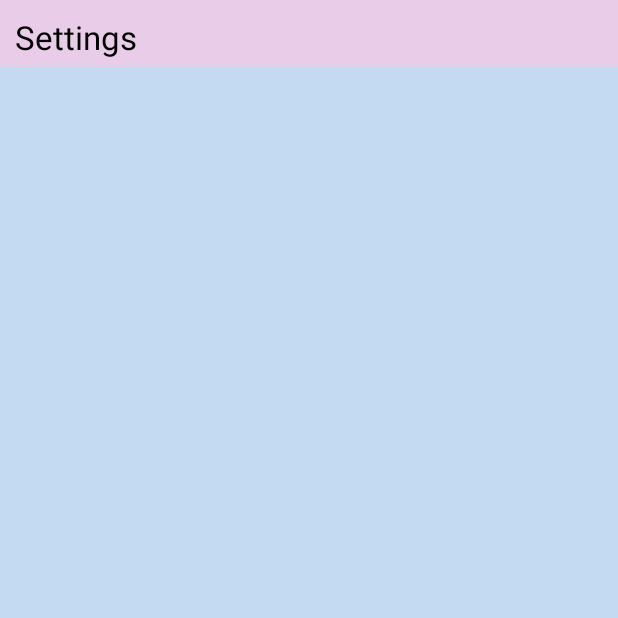
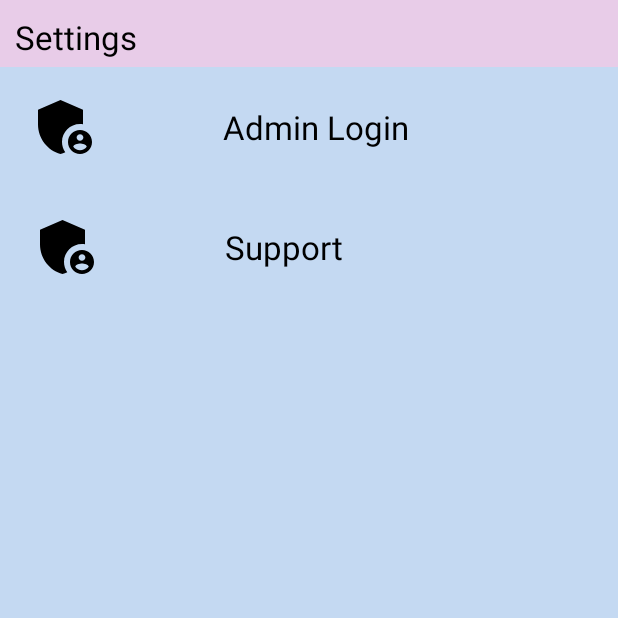
Before and after one commit to BanglaWarlock/ENG_SUS_COLLAB, an Android app: the fragment SettingsView shown on its own in the app's theme, on a phone screen of 412 x 824 dp, the top half of it. Run offline under Robolectric (Android 15) with nearby library versions, the light colour scheme and no system bars.

Commit message:
Resolved Unknown Fragments

```diff
--- a/app/src/main/res/layout/fragment_settings_view.xml
+++ b/app/src/main/res/layout/fragment_settings_view.xml
@@ -23,5 +23,66 @@
         app:layout_constraintStart_toStartOf="parent"
         app:layout_constraintTop_toTopOf="parent" />
 
+<!--    Frame layout becomes the button-->
+    <FrameLayout
+        android:id="@+id/rowAdmin"
+        android:layout_width="414dp"
+        android:layout_height="80dp"
+        android:orientation="vertical"
+        app:layout_constraintEnd_toEndOf="parent"
+        app:layout_constraintHorizontal_bias="1.0"
+        app:layout_constraintStart_toStartOf="parent"
+        app:layout_constraintTop_toBottomOf="@id/textSettings">
+
+        <!-- Icon -->
+        <ImageView
+            android:layout_width="57dp"
+            android:layout_height="48dp"
+            android:layout_gravity="start|center_vertical"
+            android:layout_marginStart="16dp"
+            android:src="@drawable/admin" />
+        <!-- Text -->
+        <TextView
+            android:layout_width="wrap_content"
+            android:layout_height="wrap_content"
+            android:layout_alignParentEnd="true"
+            android:layout_gravity="start|center_vertical"
+            android:layout_marginStart="150dp"
+            android:text="Admin Login"
+            android:textColor="@color/black"
+            android:textSize="22sp" />
+    </FrameLayout>
+
+    <FrameLayout
+        android:id="@+id/rowSupport"
+        android:layout_width="0dp"
+        android:layout_height="80dp"
+        android:orientation="vertical"
+        app:layout_constraintEnd_toEndOf="parent"
+        app:layout_constraintHorizontal_bias="0.0"
+        app:layout_constraintStart_toStartOf="parent"
+        app:layout_constraintTop_toBottomOf="@id/rowAdmin">
+
+        <!-- Icon -->
+        <ImageView
+            android:layout_width="57dp"
+            android:layout_height="48dp"
+            android:layout_gravity="start|center_vertical"
+            android:layout_marginStart="16dp"
+            android:src="@drawable/admin" />
+        <!-- Text -->
+        <TextView
+            android:id="@+id/row_text"
+            android:layout_width="wrap_content"
+            android:layout_height="wrap_content"
+            android:layout_alignParentEnd="true"
+            android:layout_gravity="start|center_vertical"
+            android:layout_marginStart="150dp"
+            android:text="Support"
+            android:textColor="@color/black"
+            android:textSize="22sp" />
+
+    </FrameLayout>
+
 
 </androidx.constraintlayout.widget.ConstraintLayout>
```
